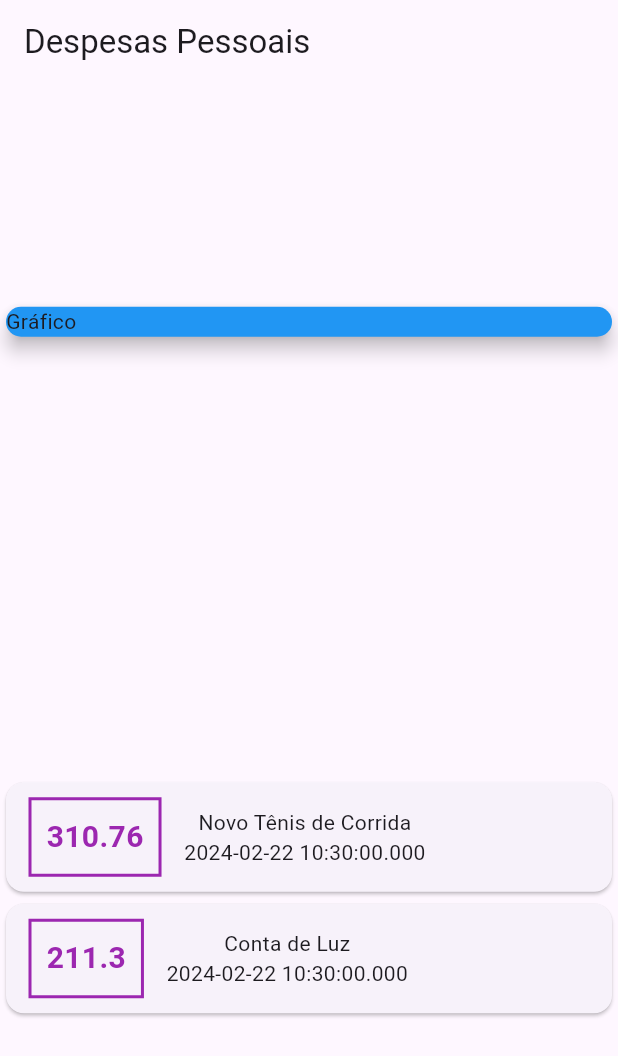
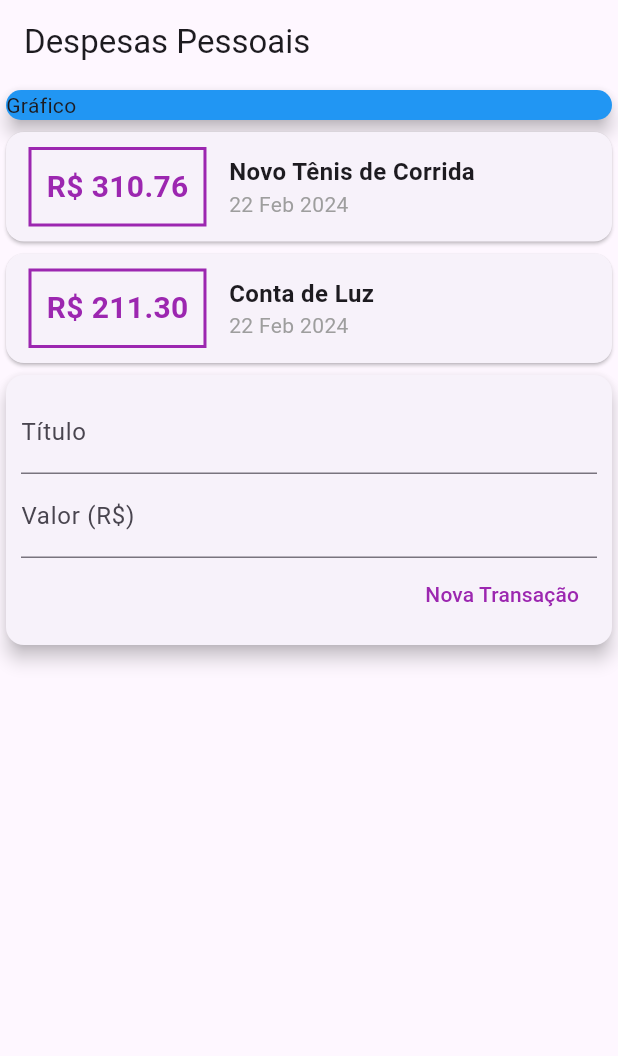
Before and after one commit to Nedsonjr10/Expenses-Flutter, a Flutter app: the screen it shows after launch, on a phone screen of 412 x 824 dp. Shown: the top 1056 px of the screen. Run offline on Flutter 3.47's test engine with Material 3 defaults, Android fonts, the phone set to English and light mode, and no system bars.

Commit message:
TextField

```diff
--- a/lib/main.dart
+++ b/lib/main.dart
@@ -1,5 +1,6 @@
 import 'package:flutter/material.dart';
 import 'models/transaction.dart';
+import 'package:intl/intl.dart';
 
 main() => runApp(const ExpensesApp());
 
@@ -13,6 +14,10 @@ class ExpensesApp extends StatelessWidget {
 
 class MyHomePage extends StatelessWidget {
   MyHomePage({Key? key}) : super(key: key);
+
+  final titleController = TextEditingController();
+  final valueController = TextEditingController();
+
   final _transactions = [
     Transaction(
       id: 't1',
@@ -35,7 +40,6 @@ class MyHomePage extends StatelessWidget {
         title: const Text('Despesas Pessoais'),
       ),
       body: Column(
-        mainAxisAlignment: MainAxisAlignment.spaceAround,
         crossAxisAlignment: CrossAxisAlignment.stretch,
         children: [
           const SizedBox(
@@ -63,7 +67,7 @@ class MyHomePage extends StatelessWidget {
                       ),
                       padding: const EdgeInsets.all(10),
                       child: Text(
-                        tr.value.toString(),
+                        'R\$ ${tr.value.toStringAsFixed(2)}',
                         style: const TextStyle(
                           fontWeight: FontWeight.bold,
                           fontSize: 20,
@@ -72,9 +76,21 @@ class MyHomePage extends StatelessWidget {
                       ),
                     ),
                     Column(
+                      crossAxisAlignment: CrossAxisAlignment.start,
                       children: [
-                        Text(tr.title),
-                        Text(tr.date.toString()),
+                        Text(
+                          tr.title,
+                          style: const TextStyle(
+                            fontSize: 16,
+                            fontWeight: FontWeight.bold,
+                          ),
+                        ),
+                        Text(
+                          DateFormat('d MMM y').format(tr.date),
+                          style: const TextStyle(
+                            color: Colors.grey,
+                          ),
+                        ),
                       ],
                     ),
                   ],
@@ -82,6 +98,45 @@ class MyHomePage extends StatelessWidget {
               );
             }).toList(),
           ),
+          Card(
+            elevation: 5,
+            child: Padding(
+              padding: const EdgeInsets.all(10),
+              child: Column(
+                children: [
+                  TextField(
+                    controller: titleController,
+                    decoration: const InputDecoration(
+                      labelText: 'Título',
+                    ),
+                  ),
+                  TextField(
+                    controller: valueController,
+                    decoration: const InputDecoration(
+                      labelText: 'Valor (R\$)',
+                    ),
+                  ),
+                  Row(
+                    mainAxisAlignment: MainAxisAlignment.end,
+                    children: <Widget>[
+                      TextButton(
+                        child: const Text(
+                          'Nova Transação',
+                          style: TextStyle(
+                            color: Colors.purple,
+                          ),
+                        ),
+                        onPressed: () {
+                          print(titleController.text);
+                          print(valueController.text);
+                        },
+                      )
+                    ],
+                  ),
+                ],
+              ),
+            ),
+          )
         ],
       ),
     );
--- a/pubspec.yaml
+++ b/pubspec.yaml
@@ -30,7 +30,7 @@ environment:
 dependencies:
   flutter:
     sdk: flutter
-
+  intl: ^0.19.0
 
   # The following adds the Cupertino Icons font to your application.
   # Use with the CupertinoIcons class for iOS style icons.
```
Also changed, not shown: pubspec.lock.
